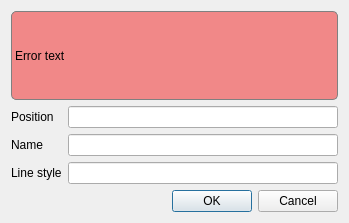
This is qt/applications/workbench/workbench/plotting/singlemarkereditor.ui in mantidproject/mantid as Qt 5 draws it before an edit. The edited form follows.
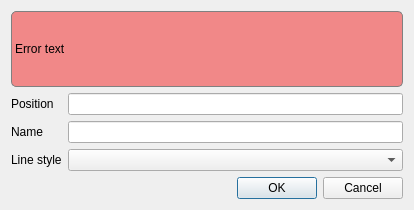
This is the edited form.

Commit message: refs #26657. Changed line style editor to combo box

```diff
--- a/qt/applications/workbench/workbench/plotting/singlemarkereditor.ui
+++ b/qt/applications/workbench/workbench/plotting/singlemarkereditor.ui
@@ -6,8 +6,8 @@
    <rect>
     <x>0</x>
     <y>0</y>
-    <width>349</width>
-    <height>223</height>
+    <width>414</width>
+    <height>210</height>
    </rect>
   </property>
   <property name="windowTitle">
@@ -63,9 +63,6 @@
      </property>
     </widget>
    </item>
-   <item row="3" column="1">
-    <widget class="QLineEdit" name="style"/>
-   </item>
    <item row="3" column="0">
     <widget class="QLabel" name="label_3">
      <property name="text">
@@ -73,6 +70,9 @@
      </property>
     </widget>
    </item>
+   <item row="3" column="1">
+    <widget class="QComboBox" name="style"/>
+   </item>
   </layout>
  </widget>
  <resources/>
```
The commit also changes 2 other files.
